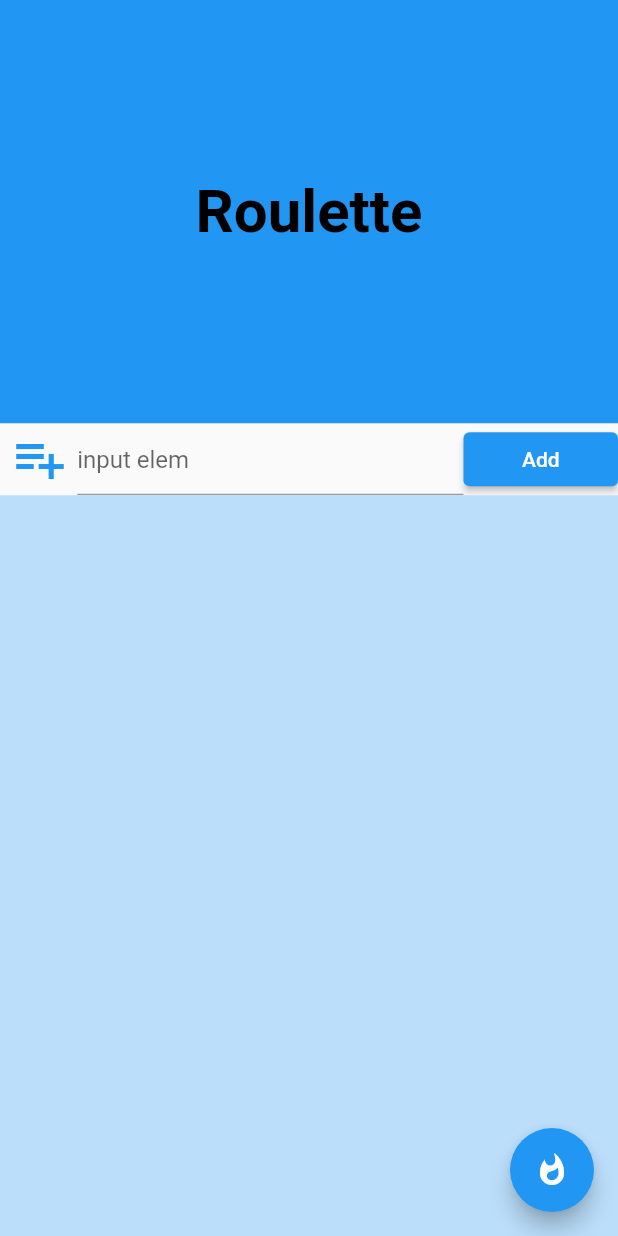
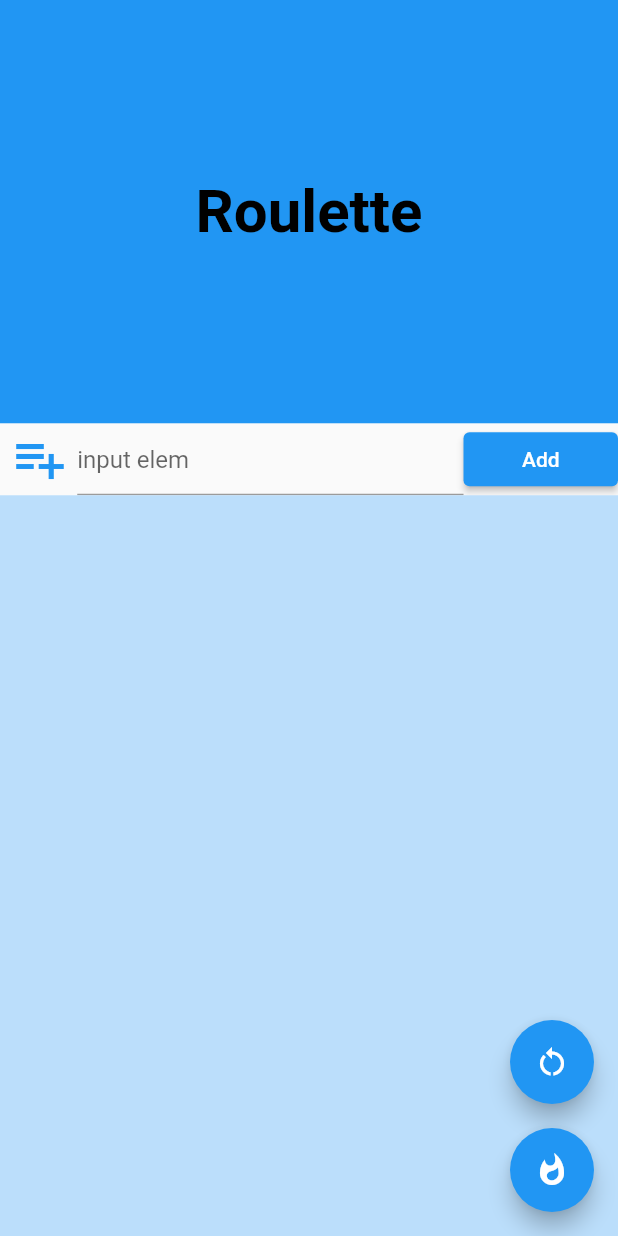
Before and after one commit to yuto90/roulette, a Flutter app: the screen it shows after launch, on a phone screen of 412 x 824 dp. Run offline on Flutter 3.47's test engine with Material 2 defaults, Android fonts, the phone set to English and light mode, and no system bars.

Commit message:
チェックのリセット機能追加

```diff
--- a/roulette/lib/main.dart
+++ b/roulette/lib/main.dart
@@ -10,7 +10,7 @@ class MyApp extends StatelessWidget {
   Widget build(BuildContext context) {
     return MaterialApp(
       debugShowCheckedModeBanner: false,
-      title: 'Flutter Demo',
+      title: 'Roulette',
       theme: ThemeData(
         primarySwatch: Colors.blue,
       ),
@@ -74,6 +74,14 @@ class _MyHomePageState extends State<MyHomePage> {
         addController.text = '';
       });
     }
+  }
+
+  void resetElem() {
+    setState(() {
+      for (int i = 0; i < checkBox.length; i++) {
+        checkBox[i] = false;
+      }
+    });
   }
 
   @override
@@ -183,7 +191,21 @@ class _MyHomePageState extends State<MyHomePage> {
           ],
         ),
       ),
-      floatingActionButton: FloatingActionButton(
+      floatingActionButton: Column(
+        mainAxisAlignment: MainAxisAlignment.end,
+        children: [
+          FloatingActionButton(
+            heroTag: 'reset',
+            child: Icon(Icons.restart_alt),
+            onPressed: () {
+              resetElem();
+            },
+          ),
+          SizedBox(
+            height: 16,
+          ),
+          FloatingActionButton(
+            heroTag: 'start',
             child: isStart == true
                 ? Icon(
                     Icons.whatshot,
@@ -194,6 +216,8 @@ class _MyHomePageState extends State<MyHomePage> {
               startTimer();
             },
           ),
+        ],
+      ),
     );
   }
 }
```
Lines whose indentation alone changed are shown as unchanged.
